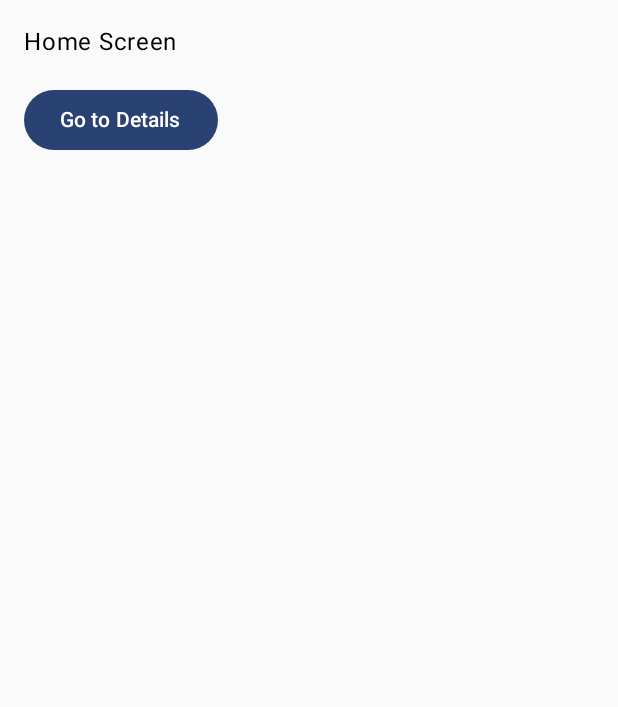
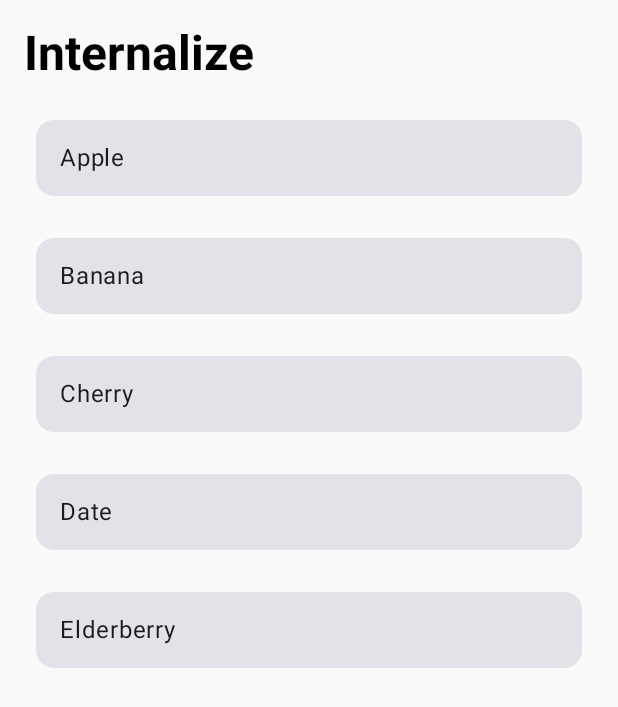
Before and after one commit to brighamandersen/internalize, an Android app built with Jetpack Compose: the screen it shows after launch (MainActivity), on a phone screen of 412 x 824 dp. Shown: the top 707 px of the screen. Run offline under Robolectric (Android 15) with nearby library versions, the phone set to English and light mode, and no system bars.

Commit message:
refactor locations of files

```diff
--- a/app/build.gradle
+++ b/app/build.gradle
@@ -54,6 +54,7 @@ dependencies {
     implementation 'androidx.activity:activity-compose:1.5.1'
     implementation 'androidx.navigation:navigation-compose:2.6.0'
     implementation platform('androidx.compose:compose-bom:2022.10.00')
+    implementation 'androidx.compose.foundation:foundation'
     implementation 'androidx.compose.ui:ui'
     implementation 'androidx.compose.ui:ui-graphics'
     implementation 'androidx.compose.ui:ui-tooling-preview'
--- a/app/src/main/java/com/brighamandersen/internalize/DetailsScreen.kt
+++ /dev/null
@@ -1,21 +0,0 @@
-package com.brighamandersen.internalize
-
-import androidx.compose.foundation.layout.*
-import androidx.compose.material3.*
-import androidx.compose.runtime.Composable
-import androidx.compose.ui.Modifier
-import androidx.compose.ui.unit.dp
-import androidx.navigation.NavController
-
-@Composable
-fun DetailsScreen(navController: NavController, itemId: String?) {
-    Column(modifier = Modifier.fillMaxSize().padding(16.dp)) {
-        Text(text = "Details of item: $itemId")
-        Spacer(modifier = Modifier.height(16.dp))
-        Button(onClick = {
-            navController.navigate("home")
-        }) {
-            Text("Return Home")
-        }
-    }
-}
--- a/app/src/main/java/com/brighamandersen/internalize/MainActivity.kt
+++ b/app/src/main/java/com/brighamandersen/internalize/MainActivity.kt
@@ -3,6 +3,7 @@ package com.brighamandersen.internalize
 import android.os.Bundle
 import androidx.activity.ComponentActivity
 import androidx.activity.compose.setContent
+import com.brighamandersen.internalize.ui.App
 //import androidx.compose.foundation.layout.*
 //import androidx.compose.material3.*
 //import androidx.compose.runtime.Composable
--- /dev/null
+++ b/app/src/main/java/com/brighamandersen/internalize/models/Passage.kt
@@ -0,0 +1,7 @@
+package com.brighamandersen.internalize.models
+
+data class Passage(
+    val id: String,
+    val title: String,
+    val body: String
+)
--- a/app/src/main/java/com/brighamandersen/internalize/App.kt
+++ b/app/src/main/java/com/brighamandersen/internalize/ui/App.kt
@@ -1,7 +1,9 @@
-package com.brighamandersen.internalize
+package com.brighamandersen.internalize.ui
 
 import androidx.compose.runtime.Composable
 import androidx.navigation.compose.*
+import com.brighamandersen.internalize.ui.DetailsScreen
+import com.brighamandersen.internalize.ui.HomeScreen
 
 @Composable
 fun App() {
--- a/app/src/main/java/com/brighamandersen/internalize/HomeScreen.kt
+++ b/app/src/main/java/com/brighamandersen/internalize/ui/DetailsScreen.kt
@@ -1,4 +1,4 @@
-package com.brighamandersen.internalize
+package com.brighamandersen.internalize.ui
 
 import androidx.compose.foundation.layout.*
 import androidx.compose.material3.*
@@ -8,14 +8,14 @@ import androidx.compose.ui.unit.dp
 import androidx.navigation.NavController
 
 @Composable
-fun HomeScreen(navController: NavController) {
+fun DetailsScreen(navController: NavController, itemId: String?) {
     Column(modifier = Modifier.fillMaxSize().padding(16.dp)) {
-        Text("Home Screen")
+        Text(text = "Details of item: $itemId")
         Spacer(modifier = Modifier.height(16.dp))
         Button(onClick = {
-            navController.navigate("details/123")
+            navController.navigate("home")
         }) {
-            Text("Go to Details")
+            Text("Return Home")
         }
     }
 }
--- /dev/null
+++ b/app/src/main/java/com/brighamandersen/internalize/ui/HomeScreen.kt
@@ -0,0 +1,71 @@
+package com.brighamandersen.internalize.ui
+
+import androidx.compose.foundation.clickable
+import androidx.compose.foundation.layout.Arrangement
+import androidx.compose.foundation.layout.Column
+import androidx.compose.foundation.layout.Spacer
+import androidx.compose.foundation.layout.fillMaxSize
+import androidx.compose.foundation.layout.fillMaxWidth
+import androidx.compose.foundation.layout.height
+import androidx.compose.foundation.layout.padding
+import androidx.compose.foundation.lazy.LazyColumn
+import androidx.compose.foundation.lazy.items
+import androidx.compose.material3.Card
+import androidx.compose.material3.MaterialTheme
+import androidx.compose.runtime.Composable
+import androidx.compose.material3.Text
+import androidx.compose.ui.Modifier
+import androidx.compose.ui.text.font.FontWeight
+import androidx.compose.ui.unit.dp
+import androidx.navigation.NavController
+
+@Composable
+fun HomeScreen(navController: NavController) {
+    val passages = listOf("Apple", "Banana", "Cherry", "Date", "Elderberry")
+
+//    Column(modifier = Modifier
+//        .fillMaxSize()
+//        .padding(16.dp)) {
+//        Text("Home Screen")
+//        Spacer(modifier = Modifier.height(16.dp))
+//        Button(onClick = {
+//            navController.navigate("details/123")
+//        }) {
+//            Text("Go to Details")
+//        }
+//    }
+    Column(modifier = Modifier.fillMaxSize().padding(16.dp)) {
+        Text("Internalize", fontWeight = FontWeight.Bold, style = MaterialTheme.typography.headlineLarge)
+        Spacer(modifier = Modifier.height(16.dp))
+        LazyColumn(
+            modifier = Modifier.fillMaxSize(),
+            verticalArrangement = Arrangement.spacedBy(12.dp)
+        ) {
+            items(passages) { passage -> // Loop directly through the items without an index
+                ListItem(
+                    text = passage,
+                    id = passage.lowercase(),  // You can use the `passage` directly here
+                    navController = navController
+                )
+            }
+        }
+    }
+}
+
+@Composable
+fun ListItem(text: String, id: String, navController: NavController) {
+    Card(
+        modifier = Modifier
+            .padding(8.dp)
+            .fillMaxWidth()
+            .clickable {
+               navController.navigate("details/$id")
+            },
+    ) {
+        Text(
+            text = text,
+            modifier = Modifier.padding(16.dp),
+            style = MaterialTheme.typography.bodyLarge
+        )
+    }
+}
```
